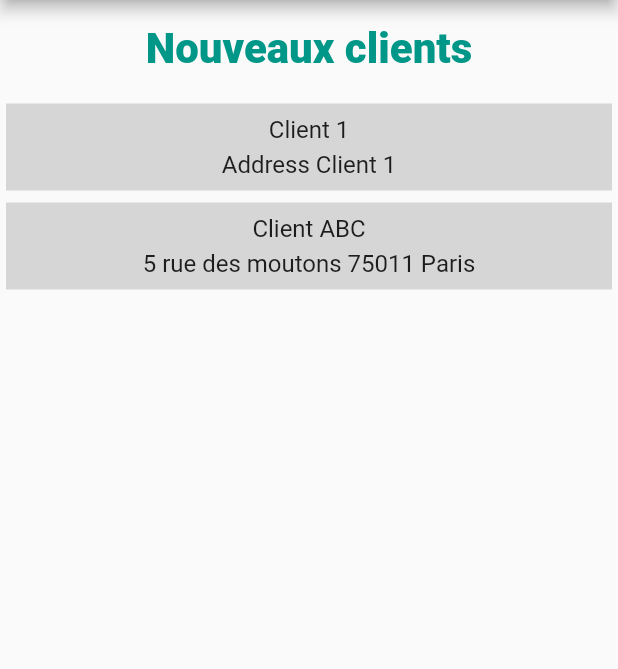
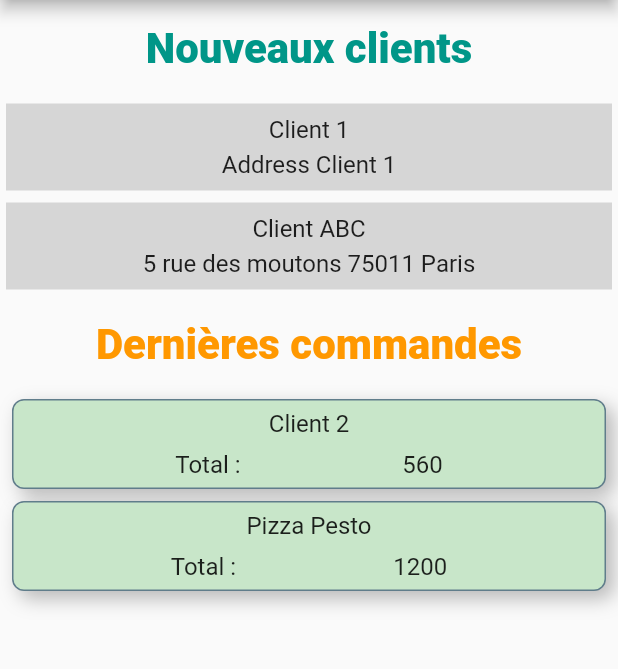
Before and after one commit to Xuffasch/flutter_primeur, a Flutter app: the screen it shows after launch, on a phone screen of 412 x 824 dp, the part 84-753 px from its top. Run offline on Flutter 3.47's test engine with Material 2 defaults, Android fonts, the phone set to English and light mode, and no system bars.

Commit message:
Add orders items for the dashboard

```diff
--- a/primeur/lib/Dashboard/elements-order.dart
+++ b/primeur/lib/Dashboard/elements-order.dart
@@ -22,3 +22,52 @@ class OrderBanner extends StatelessWidget {
   }
 
 }
+
+class OrderContent extends StatelessWidget {
+  final clientName;
+  final total;
+
+  const OrderContent({
+    this.clientName,
+    this.total
+  });
+
+  @override
+  Widget build(BuildContext context) {
+    double deviceW = MediaQuery.of(context).size.width;
+    // double itemH = deviceW / 10;
+
+    return Container(
+      // height: itemH,
+      margin: EdgeInsets.symmetric(vertical: 4.0, horizontal: 8.0),
+      padding: EdgeInsets.symmetric(vertical: 6.0),
+      decoration: BoxDecoration(
+        color: Colors.green[100],
+        shape: BoxShape.rectangle,
+        borderRadius: BorderRadius.circular(8.0),
+        border: Border.all(width: 1.0, color: Colors.blueGrey),
+        boxShadow: <BoxShadow>[
+          BoxShadow(
+            color: Colors.black26,
+            blurRadius: 10.0,
+            offset: new Offset(5.0, 5.0),
+          ),
+        ],
+      ),
+      child: Column(
+        children: <Widget>[
+          Text(clientName, style: DashboardStyles.SectionContent),
+          SizedBox(height: 8.0),
+          Row(
+            mainAxisAlignment: MainAxisAlignment.spaceEvenly,
+            children: <Widget>[
+              Text("Total :", style: DashboardStyles.SectionContent),
+              Text(total.toString(), style: DashboardStyles.SectionContent)
+            ],
+          ),
+        ],
+      ),
+    );
+  }
+
+}
--- a/primeur/lib/main.dart
+++ b/primeur/lib/main.dart
@@ -1,5 +1,6 @@
 import 'package:flutter/material.dart';
 import 'Dashboard/elements-client.dart';
+import 'Dashboard/elements-order.dart';
 
 void main() => runApp(MyApp());
 
@@ -44,10 +45,14 @@ class _MyHomePageState extends State<MyHomePage> {
       ),
       body: ListView(
         children: <Widget>[
-          // Clients Header
+          // Clients
           ClientBanner(title: 'Nouveaux clients'),
           ClientContent(name: "Client 1", address: "Address Client 1"),
-          ClientContent(name: 'Client ABC', address: '5 rue des moutons 75011 Paris')
+          ClientContent(name: 'Client ABC', address: '5 rue des moutons 75011 Paris'),
+          // Order
+          OrderBanner(title: 'Dernières commandes'),
+          OrderContent(clientName: 'Client 2', total: 560),
+          OrderContent(clientName: 'Pizza Pesto', total: 1200),
         ],
       ),
 
```
